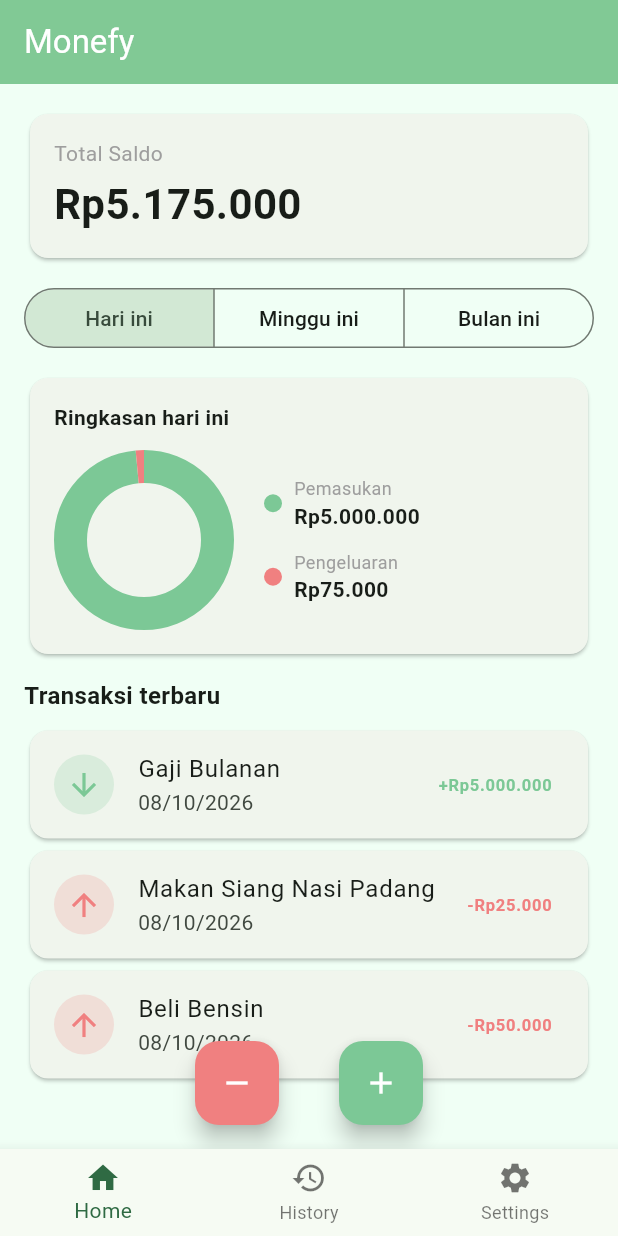
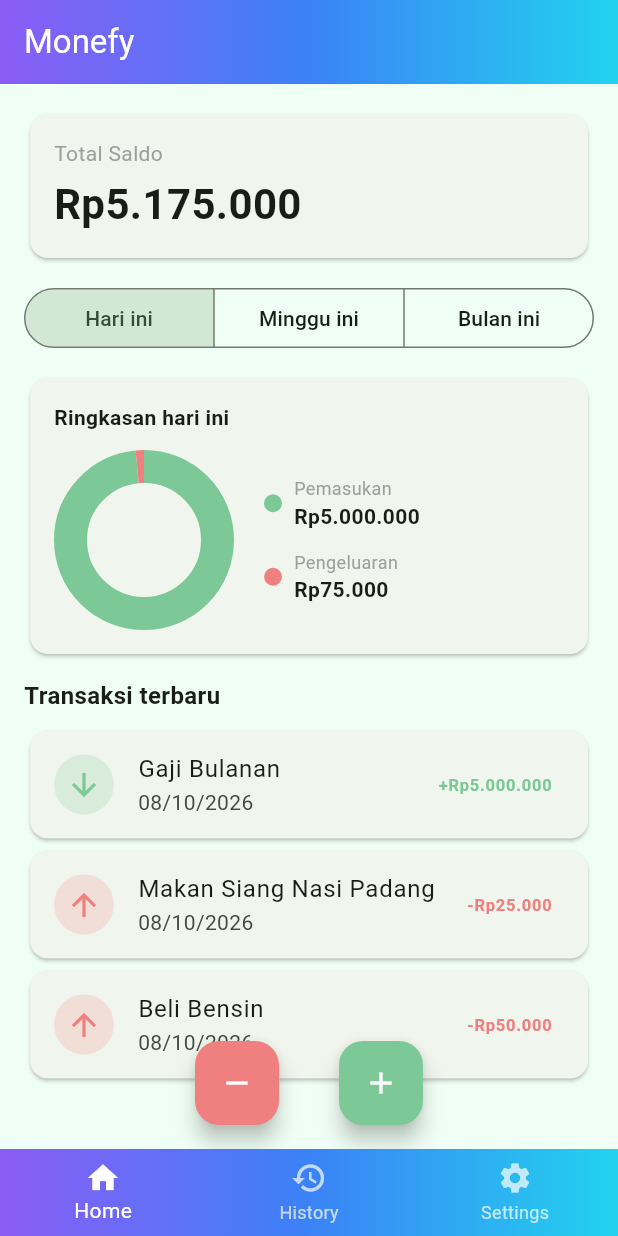
Before and after one commit to Kazuhash/Money-Manager-10, a Flutter app: the screen it shows after launch, after a tap on "Hari ini", on a phone screen of 412 x 824 dp. Run offline on Flutter 3.47's test engine with Material 3 defaults, Android fonts, the light colour scheme and no system bars; our stand-ins replace shared_preferences.

Commit message:
app theme

```diff
--- a/lib/history/history_page.dart
+++ b/lib/history/history_page.dart
@@ -1,7 +1,9 @@
 import 'package:flutter/material.dart';
 import 'package:provider/provider.dart';
+
 import '../models/transaction_model.dart';
 import '../models/transaction_repo.dart';
+import '../settings_page/app_theme.dart';
 import 'date.dart';
 import 'widgets/date_header.dart';
 import 'widgets/empty_history.dart';
@@ -111,6 +113,9 @@ class _TransactionHistoryPageState extends State<TransactionHistoryPage> {
           'Monefy',
           style: TextStyle(fontWeight: FontWeight.bold),
         ),
+        flexibleSpace: const HologramGradientBackground(
+          lightModeGradient: AppTheme.hologramGradient,
+        ),
         actions: [
           IconButton(
             icon: const Icon(Icons.date_range),
@@ -124,13 +129,8 @@ class _TransactionHistoryPageState extends State<TransactionHistoryPage> {
       ),
       body: Column(
         children: [
-          HistorySummaryCard(
-            totalMasuk: totalMasuk,
-            totalKeluar: totalKeluar,
-          ),
-          HistorySearchField(
-            onChanged: (v) => setState(() => _query = v),
-          ),
+          HistorySummaryCard(totalMasuk: totalMasuk, totalKeluar: totalKeluar),
+          HistorySearchField(onChanged: (v) => setState(() => _query = v)),
           if (_range != null)
             DateRangeChip(
               range: _range!,
@@ -150,7 +150,8 @@ class _TransactionHistoryPageState extends State<TransactionHistoryPage> {
                     itemBuilder: (context, index) {
                       final tx = data[index];
                       final showHeader =
-                          index == 0 || !isSameDay(data[index - 1].date, tx.date);
+                          index == 0 ||
+                          !isSameDay(data[index - 1].date, tx.date);
 
                       return StaggeredItem(
                         index: index,
@@ -166,8 +167,10 @@ class _TransactionHistoryPageState extends State<TransactionHistoryPage> {
                                 color: Colors.red,
                                 alignment: Alignment.centerRight,
                                 padding: const EdgeInsets.only(right: 20.0),
-                                child: const Icon(Icons.delete,
-                                    color: Colors.white),
+                                child: const Icon(
+                                  Icons.delete,
+                                  color: Colors.white,
+                                ),
                               ),
                               onDismissed: (_) => _hapus(tx),
                               child: TransactionTile(
--- a/lib/home_Page/monefy_home.dart
+++ b/lib/home_Page/monefy_home.dart
@@ -6,6 +6,7 @@ import 'transaksi.dart';
 import 'package:provider/provider.dart';
 import '../models/transaction_model.dart';
 import '../models/transaction_repo.dart';
+import '../settings_page/app_theme.dart';
 
 enum PeriodeFilter { hariIni, mingguIni, bulanIni }
 
@@ -106,6 +107,9 @@ Future<void> _bukaHalaman(Widget page) async {
     return Scaffold(
       appBar: AppBar(
         title: const Text('Monefy'),
+        flexibleSpace: const HologramGradientBackground(
+          lightModeGradient: AppTheme.hologramGradient,
+        ),
       ),
       floatingActionButtonLocation: FloatingActionButtonLocation.centerFloat,
       floatingActionButton: Row(
--- a/lib/main_navigation.dart
+++ b/lib/main_navigation.dart
@@ -1,7 +1,9 @@
 import 'package:flutter/material.dart';
+
 import 'home_Page/monefy_home.dart';
 import 'history/history_page.dart';
 import 'settings_page/settings_page.dart';
+import 'settings_page/app_theme.dart';
 
 class MainNavigation extends StatefulWidget {
   const MainNavigation({super.key});
@@ -21,17 +23,33 @@ class _MainNavigationState extends State<MainNavigation> {
 
   @override
   Widget build(BuildContext context) {
+    final isDark = Theme.of(context).brightness == Brightness.dark;
+
     return Scaffold(
       body: IndexedStack(index: _currentIndex, children: _pages),
-      bottomNavigationBar: BottomNavigationBar(
-        currentIndex: _currentIndex,
-        selectedItemColor: Theme.of(context).colorScheme.primary,
-        onTap: (i) => setState(() => _currentIndex = i),
-        items: const [
-          BottomNavigationBarItem(icon: Icon(Icons.home), label: 'Home'),
-          BottomNavigationBarItem(icon: Icon(Icons.history), label: 'History'),
-          BottomNavigationBarItem(icon: Icon(Icons.settings), label: 'Settings'),
-        ],
+      bottomNavigationBar: HologramGradientBackground(
+        lightModeGradient: AppTheme.hologramGradient,
+        child: BottomNavigationBar(
+          backgroundColor: Colors.transparent,
+          elevation: 0,
+          selectedItemColor: isDark
+              ? Theme.of(context).colorScheme.primary
+              : Colors.white,
+          unselectedItemColor: isDark ? Colors.white60 : Colors.white70,
+          currentIndex: _currentIndex,
+          onTap: (i) => setState(() => _currentIndex = i),
+          items: const [
+            BottomNavigationBarItem(icon: Icon(Icons.home), label: 'Home'),
+            BottomNavigationBarItem(
+              icon: Icon(Icons.history),
+              label: 'History',
+            ),
+            BottomNavigationBarItem(
+              icon: Icon(Icons.settings),
+              label: 'Settings',
+            ),
+          ],
+        ),
       ),
     );
   }
--- a/lib/settings_page/about_page.dart
+++ b/lib/settings_page/about_page.dart
@@ -1,4 +1,5 @@
 import 'package:flutter/material.dart';
+
 import 'app_theme.dart';
 
 class AboutPage extends StatelessWidget {
@@ -10,7 +11,7 @@ class AboutPage extends StatelessWidget {
       appBar: AppBar(
         title: const Text('Info Aplikasi'),
         centerTitle: true,
-        flexibleSpace: const HologramAppBarBackground(),
+        flexibleSpace: const HologramGradientBackground(),
       ),
       body: Center(
         child: Padding(
@@ -18,8 +19,11 @@ class AboutPage extends StatelessWidget {
           child: Column(
             mainAxisSize: MainAxisSize.min,
             children: const [
-              Icon(Icons.account_balance_wallet,
-                  size: 72, color: Color(0xFF81C995)),
+              Icon(
+                Icons.account_balance_wallet,
+                size: 72,
+                color: Color(0xFF81C995),
+              ),
               SizedBox(height: 16),
               Text(
                 'Monefy',
--- a/lib/settings_page/app_theme.dart
+++ b/lib/settings_page/app_theme.dart
@@ -7,6 +7,11 @@ class AppTheme {
   static const Color cyan = Color(0xFF22D3EE);
   static const Color night = Color(0xFF0A0620);
   static const Color panel = Color(0xFF150D35);
+  static const LinearGradient hologramGradient = LinearGradient(
+    colors: [violet, blue, cyan],
+    begin: Alignment.centerLeft,
+    end: Alignment.centerRight,
+  );
 
   static ThemeData get light {
     final scheme = ColorScheme.fromSeed(
@@ -87,25 +92,30 @@ class AppTheme {
   }
 }
 
-class HologramAppBarBackground extends StatelessWidget {
-  const HologramAppBarBackground({super.key});
+class HologramGradientBackground extends StatelessWidget {
+  const HologramGradientBackground({
+    super.key,
+    this.child,
+    this.lightModeGradient,
+  });
+
+  final Widget? child;
+  final LinearGradient? lightModeGradient;
 
   @override
   Widget build(BuildContext context) {
     final dark = Theme.of(context).brightness == Brightness.dark;
-    if (!dark) return const SizedBox.shrink();
+    if (!dark) {
+      if (lightModeGradient == null) return child ?? const SizedBox.shrink();
+      return Container(
+        decoration: BoxDecoration(gradient: lightModeGradient),
+        child: child,
+      );
+    }
 
     return Container(
       decoration: BoxDecoration(
-        gradient: const LinearGradient(
-          colors: [
-            AppTheme.violet,
-            AppTheme.blue,
-            AppTheme.cyan,
-          ],
-          begin: Alignment.centerLeft,
-          end: Alignment.centerRight,
-        ),
+        gradient: AppTheme.hologramGradient,
         boxShadow: [
           BoxShadow(
             color: AppTheme.cyan.withValues(alpha: 0.5),
@@ -113,6 +123,7 @@ class HologramAppBarBackground extends StatelessWidget {
           ),
         ],
       ),
+      child: child,
     );
   }
 }
--- a/lib/settings_page/category_management_page.dart
+++ b/lib/settings_page/category_management_page.dart
@@ -11,7 +11,7 @@ class CategoryManagementPage extends StatelessWidget {
       appBar: AppBar(
         title: const Text('Kelola Kategori'),
         centerTitle: true,
-        flexibleSpace: const HologramAppBarBackground(),
+        flexibleSpace: const HologramGradientBackground(),
       ),
       body: SingleChildScrollView(
         child: KelolaKategoriSection(
--- a/lib/settings_page/currency_page.dart
+++ b/lib/settings_page/currency_page.dart
@@ -23,7 +23,7 @@ class CurrencyPage extends StatelessWidget {
       appBar: AppBar(
         title: const Text('Mata Uang'),
         centerTitle: true,
-        flexibleSpace: const HologramAppBarBackground(),
+        flexibleSpace: const HologramGradientBackground(),
       ),
       body: ListView(
         children: _currencies.map((c) {
--- a/lib/settings_page/settings_page.dart
+++ b/lib/settings_page/settings_page.dart
@@ -1,6 +1,7 @@
 import 'package:flutter/material.dart';
 import 'package:flutter/services.dart';
 import 'package:provider/provider.dart';
+
 import '../models/transaction_model.dart';
 import 'app_setting.dart';
 import 'category_management_page.dart';
@@ -19,7 +20,8 @@ class SettingsPage extends StatelessWidget {
       final title = t.title.replaceAll('"', '""');
       final category = t.category.replaceAll('"', '""');
       buffer.writeln(
-          '${t.id},"$title",${t.amount},${t.date.toIso8601String()},"$category",${t.isIncome ? 'income' : 'expense'}');
+        '${t.id},"$title",${t.amount},${t.date.toIso8601String()},"$category",${t.isIncome ? 'income' : 'expense'}',
+      );
     }
     return buffer.toString();
   }
@@ -48,7 +50,9 @@ class SettingsPage extends StatelessWidget {
       appBar: AppBar(
         title: const Text('Pengaturan'),
         centerTitle: true,
-        flexibleSpace: const HologramAppBarBackground(),
+        flexibleSpace: const HologramGradientBackground(
+          lightModeGradient: AppTheme.hologramGradient,
+        ),
       ),
       body: ListView(
         children: [
@@ -58,9 +62,7 @@ class SettingsPage extends StatelessWidget {
             trailing: const Icon(Icons.chevron_right),
             onTap: () => Navigator.push(
               context,
-              MaterialPageRoute(
-                builder: (_) => const CategoryManagementPage(),
-              ),
+              MaterialPageRoute(builder: (_) => const CategoryManagementPage()),
             ),
           ),
           ListTile(
```
